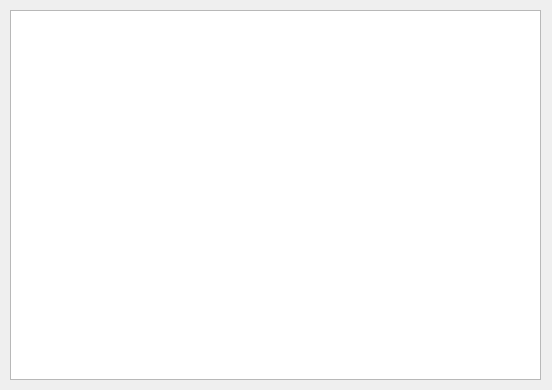
Above: main.ui from kantakt1234/yandex_repo before the change. Below: the same form after it.
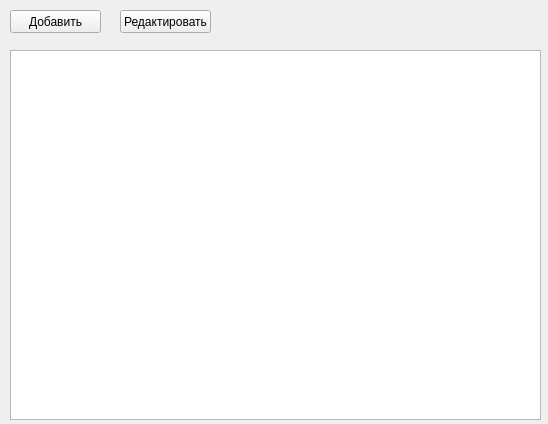
That is the form after the change.

```diff
--- a/main.ui
+++ b/main.ui
@@ -6,8 +6,8 @@
    <rect>
     <x>0</x>
     <y>0</y>
-    <width>552</width>
-    <height>390</height>
+    <width>548</width>
+    <height>424</height>
    </rect>
   </property>
   <property name="windowTitle">
@@ -18,12 +18,38 @@
     <property name="geometry">
      <rect>
       <x>10</x>
-      <y>10</y>
+      <y>50</y>
       <width>531</width>
       <height>370</height>
      </rect>
     </property>
    </widget>
+   <widget class="QPushButton" name="add_btn">
+    <property name="geometry">
+     <rect>
+      <x>10</x>
+      <y>10</y>
+      <width>91</width>
+      <height>23</height>
+     </rect>
+    </property>
+    <property name="text">
+     <string>Добавить</string>
+    </property>
+   </widget>
+   <widget class="QPushButton" name="up_btn">
+    <property name="geometry">
+     <rect>
+      <x>120</x>
+      <y>10</y>
+      <width>91</width>
+      <height>23</height>
+     </rect>
+    </property>
+    <property name="text">
+     <string>Редактировать</string>
+    </property>
+   </widget>
   </widget>
  </widget>
  <resources/>
```
